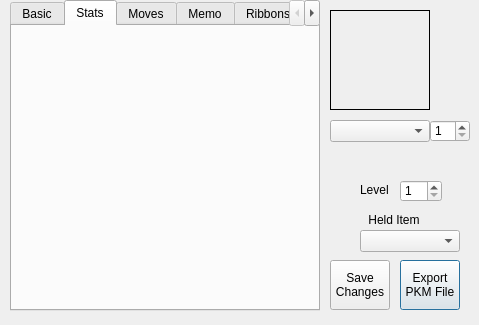
First picture: the form in QT Project/pkmviewer.ui, repository Annovae/PKMDS-G5, before the edit.
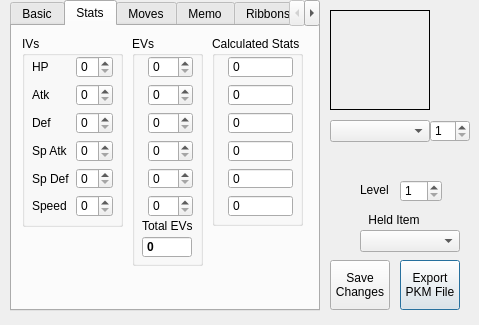
Second picture: the form after the edit. The open tabs and pages were chosen to show the change.

Commit message: Added IV and EV editing as well as viewing stats.

What changed in the file:
```diff
--- a/QT Project/pkmviewer.ui
+++ b/QT Project/pkmviewer.ui
@@ -767,6 +767,332 @@
     <attribute name="title">
      <string>Stats</string>
     </attribute>
+    <widget class="QGroupBox" name="gbIVs">
+     <property name="geometry">
+      <rect>
+       <x>10</x>
+       <y>10</y>
+       <width>101</width>
+       <height>191</height>
+      </rect>
+     </property>
+     <property name="title">
+      <string>IVs</string>
+     </property>
+     <widget class="QWidget" name="formLayoutWidget">
+      <property name="geometry">
+       <rect>
+        <x>10</x>
+        <y>20</y>
+        <width>81</width>
+        <height>161</height>
+       </rect>
+      </property>
+      <layout class="QFormLayout" name="flIVs">
+       <property name="fieldGrowthPolicy">
+        <enum>QFormLayout::AllNonFixedFieldsGrow</enum>
+       </property>
+       <item row="0" column="0">
+        <widget class="QLabel" name="lblHPIV">
+         <property name="text">
+          <string>HP</string>
+         </property>
+        </widget>
+       </item>
+       <item row="0" column="1">
+        <widget class="QSpinBox" name="sbHPIV">
+         <property name="maximum">
+          <number>31</number>
+         </property>
+        </widget>
+       </item>
+       <item row="1" column="0">
+        <widget class="QLabel" name="lblAtkIV">
+         <property name="text">
+          <string>Atk</string>
+         </property>
+        </widget>
+       </item>
+       <item row="1" column="1">
+        <widget class="QSpinBox" name="sbAtkIV">
+         <property name="maximum">
+          <number>31</number>
+         </property>
+        </widget>
+       </item>
+       <item row="2" column="0">
+        <widget class="QLabel" name="lblDefIV">
+         <property name="text">
+          <string>Def</string>
+         </property>
+        </widget>
+       </item>
+       <item row="2" column="1">
+        <widget class="QSpinBox" name="sbDefIV">
+         <property name="maximum">
+          <number>31</number>
+         </property>
+        </widget>
+       </item>
+       <item row="3" column="0">
+        <widget class="QLabel" name="lblSpAtkIV">
+         <property name="text">
+          <string>Sp Atk</string>
+         </property>
+        </widget>
+       </item>
+       <item row="4" column="0">
+        <widget class="QLabel" name="lblSpDefIV">
+         <property name="text">
+          <string>Sp Def</string>
+         </property>
+        </widget>
+       </item>
+       <item row="5" column="0">
+        <widget class="QLabel" name="lblSpeedIV">
+         <property name="text">
+          <string>Speed</string>
+         </property>
+        </widget>
+       </item>
+       <item row="3" column="1">
+        <widget class="QSpinBox" name="sbSpAtkIV">
+         <property name="maximum">
+          <number>31</number>
+         </property>
+        </widget>
+       </item>
+       <item row="4" column="1">
+        <widget class="QSpinBox" name="sbSpDefIV">
+         <property name="maximum">
+          <number>31</number>
+         </property>
+        </widget>
+       </item>
+       <item row="5" column="1">
+        <widget class="QSpinBox" name="sbSpeedIV">
+         <property name="maximum">
+          <number>31</number>
+         </property>
+        </widget>
+       </item>
+      </layout>
+     </widget>
+    </widget>
+    <widget class="QGroupBox" name="gbEVs">
+     <property name="geometry">
+      <rect>
+       <x>120</x>
+       <y>10</y>
+       <width>71</width>
+       <height>230</height>
+      </rect>
+     </property>
+     <property name="title">
+      <string>EVs</string>
+     </property>
+     <widget class="QWidget" name="formLayoutWidget_2">
+      <property name="geometry">
+       <rect>
+        <x>10</x>
+        <y>20</y>
+        <width>51</width>
+        <height>161</height>
+       </rect>
+      </property>
+      <layout class="QFormLayout" name="flEVs">
+       <property name="fieldGrowthPolicy">
+        <enum>QFormLayout::AllNonFixedFieldsGrow</enum>
+       </property>
+       <item row="0" column="1">
+        <widget class="QSpinBox" name="sbHPEV">
+         <property name="maximum">
+          <number>255</number>
+         </property>
+        </widget>
+       </item>
+       <item row="1" column="1">
+        <widget class="QSpinBox" name="sbAtkEV">
+         <property name="maximum">
+          <number>255</number>
+         </property>
+        </widget>
+       </item>
+       <item row="2" column="1">
+        <widget class="QSpinBox" name="sbDefEV">
+         <property name="maximum">
+          <number>255</number>
+         </property>
+        </widget>
+       </item>
+       <item row="3" column="1">
+        <widget class="QSpinBox" name="sbSpAtkEV">
+         <property name="maximum">
+          <number>255</number>
+         </property>
+        </widget>
+       </item>
+       <item row="4" column="1">
+        <widget class="QSpinBox" name="sbSpDefEV">
+         <property name="maximum">
+          <number>255</number>
+         </property>
+        </widget>
+       </item>
+       <item row="5" column="1">
+        <widget class="QSpinBox" name="sbSpeedEV">
+         <property name="maximum">
+          <number>255</number>
+         </property>
+        </widget>
+       </item>
+      </layout>
+     </widget>
+     <widget class="QLabel" name="label">
+      <property name="geometry">
+       <rect>
+        <x>10</x>
+        <y>180</y>
+        <width>51</width>
+        <height>20</height>
+       </rect>
+      </property>
+      <property name="text">
+       <string>Total EVs:</string>
+      </property>
+     </widget>
+     <widget class="QSpinBox" name="sbTotalEVs">
+      <property name="geometry">
+       <rect>
+        <x>10</x>
+        <y>200</y>
+        <width>50</width>
+        <height>22</height>
+       </rect>
+      </property>
+      <property name="font">
+       <font>
+        <weight>75</weight>
+        <bold>true</bold>
+       </font>
+      </property>
+      <property name="readOnly">
+       <bool>true</bool>
+      </property>
+      <property name="buttonSymbols">
+       <enum>QAbstractSpinBox::NoButtons</enum>
+      </property>
+      <property name="maximum">
+       <number>1530</number>
+      </property>
+     </widget>
+    </widget>
+    <widget class="QGroupBox" name="gbCalcStats">
+     <property name="geometry">
+      <rect>
+       <x>200</x>
+       <y>10</y>
+       <width>91</width>
+       <height>190</height>
+      </rect>
+     </property>
+     <property name="title">
+      <string>Calculated Stats</string>
+     </property>
+     <widget class="QWidget" name="formLayoutWidget_3">
+      <property name="geometry">
+       <rect>
+        <x>10</x>
+        <y>20</y>
+        <width>71</width>
+        <height>161</height>
+       </rect>
+      </property>
+      <layout class="QFormLayout" name="flCalcStats">
+       <property name="fieldGrowthPolicy">
+        <enum>QFormLayout::AllNonFixedFieldsGrow</enum>
+       </property>
+       <item row="0" column="1">
+        <widget class="QSpinBox" name="sbHP">
+         <property name="readOnly">
+          <bool>true</bool>
+         </property>
+         <property name="buttonSymbols">
+          <enum>QAbstractSpinBox::NoButtons</enum>
+         </property>
+         <property name="maximum">
+          <number>999</number>
+         </property>
+        </widget>
+       </item>
+       <item row="1" column="1">
+        <widget class="QSpinBox" name="sbAtk">
+         <property name="readOnly">
+          <bool>true</bool>
+         </property>
+         <property name="buttonSymbols">
+          <enum>QAbstractSpinBox::NoButtons</enum>
+         </property>
+         <property name="maximum">
+          <number>999</number>
+         </property>
+        </widget>
+       </item>
+       <item row="2" column="1">
+        <widget class="QSpinBox" name="sbDef">
+         <property name="readOnly">
+          <bool>true</bool>
+         </property>
+         <property name="buttonSymbols">
+          <enum>QAbstractSpinBox::NoButtons</enum>
+         </property>
+         <property name="maximum">
+          <number>999</number>
+         </property>
+        </widget>
+       </item>
+       <item row="3" column="1">
+        <widget class="QSpinBox" name="sbSpAtk">
+         <property name="readOnly">
+          <bool>true</bool>
+         </property>
+         <property name="buttonSymbols">
+          <enum>QAbstractSpinBox::NoButtons</enum>
+         </property>
+         <property name="maximum">
+          <number>999</number>
+         </property>
+        </widget>
+       </item>
+       <item row="4" column="1">
+        <widget class="QSpinBox" name="sbSpDef">
+         <property name="readOnly">
+          <bool>true</bool>
+         </property>
+         <property name="buttonSymbols">
+          <enum>QAbstractSpinBox::NoButtons</enum>
+         </property>
+         <property name="maximum">
+          <number>999</number>
+         </property>
+        </widget>
+       </item>
+       <item row="5" column="1">
+        <widget class="QSpinBox" name="sbSpeed">
+         <property name="readOnly">
+          <bool>true</bool>
+         </property>
+         <property name="buttonSymbols">
+          <enum>QAbstractSpinBox::NoButtons</enum>
+         </property>
+         <property name="maximum">
+          <number>999</number>
+         </property>
+        </widget>
+       </item>
+      </layout>
+     </widget>
+    </widget>
    </widget>
    <widget class="QWidget" name="tpMoves">
     <attribute name="title">
```
Left out of the diff: 2 changed lines with no effect on the pictures. The commit also changes 2 other files.
